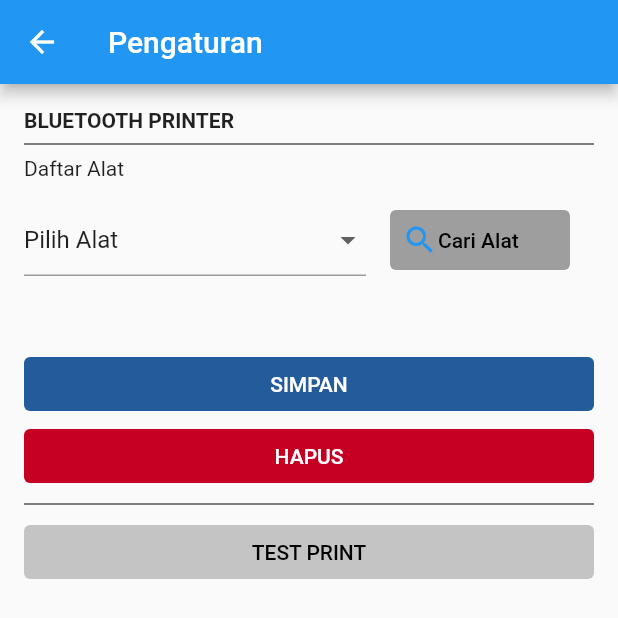
After one commit to imaldi/anipay_flutter, a Flutter app: the SettingScreen screen opened directly, on a phone screen of 412 x 824 dp. The commit adds this screen. Shown: the top 618 px of the screen. Run offline on Flutter 3.47's test engine with Material 2 defaults, Android fonts, the phone set to English and light mode, and no system bars.

Commit message:
done untill setting screen view

```diff
--- /dev/null
+++ b/lib/data_layer/consts/color_consts.dart
@@ -0,0 +1,17 @@
+import 'package:flutter/material.dart';
+
+const Color primaryColor = Color(0xFF21A0D4);
+const Color accentColor = Color(0xFF8BDDFF);
+const Color primaryRed = Color(0xFFC50022);
+const Color primaryLightGrey = Color(0xFFE7E7E7);
+const Color primaryGrey = Color(0xFFC4C4C4);
+const Color primaryDarkGrey = Color(0xFF929090);
+const Color primaryBlue = Color(0xFF6A8ADD);
+const Color primaryDarkBlue = Color(0xFF245B9B);
+const Color primaryTeal = Color(0xFF249B94);
+const Color primaryGreen = Color(0xFF9EC587);
+const Color primaryPink = Color(0xFFE4857F);
+const Color primaryPurple = Color(0xFFE246A4);
+const Color primaryCream = Color(0xFFE7C31);
+const Color primaryBrown = Color(0xFFCE7C31);
+// const Color = Color(0xFF);
--- /dev/null
+++ b/lib/logic_layer/functions/function_types.dart
@@ -0,0 +1,10 @@
+typedef DropdownTextClosure<T> = String Function(T v);
+typedef OnChangedDropdownClosure<T> = void Function(T? v);
+typedef DefaultEmptyClosure = void Function();
+typedef DefaultEmptyClosureWithParam<T> = void Function(T v);
+// typedef SelectorType<R,T> = R Function(T v);
+// typedef
+
+final DropdownTextClosure<String> giveStringValue = (String value) => value;
+final DefaultEmptyClosureWithParam<int> giveEmptyIntegerClosure = (int v) {};
+// SelectorType<R,T> something = R select<T, R>(R Function(T) selector);
--- /dev/null
+++ b/lib/logic_layer/navigation_helper.dart
@@ -0,0 +1,17 @@
+import 'package:flutter/material.dart';
+
+Future navigateRemoveUntil(BuildContext context, Widget widget) async {
+  return Navigator.pushAndRemoveUntil(context, MaterialPageRoute(builder: (context) => widget), (route) => false);
+}
+
+Future navigateTo(BuildContext context, Widget widget) async {
+  return Navigator.push(context, MaterialPageRoute(builder: (context) => widget));
+}
+
+Future pushReplacement(BuildContext context, Widget widget) async {
+  return Navigator.pushReplacement(context, MaterialPageRoute(builder: (context) => widget));
+}
+
+Future navigatorPop(BuildContext context) async {
+  return Navigator.of(context).pop();
+}
--- a/lib/main.dart
+++ b/lib/main.dart
@@ -1,4 +1,4 @@
-import 'package:anipay_flutter/splash_screen.dart';
+import 'package:anipay_flutter/presentation_layer/screens/splash_screen.dart';
 import 'package:flutter/material.dart';
 
 void main() {
--- a/lib/home_screen.dart
+++ b/lib/presentation_layer/screens/home_screen.dart
@@ -1,5 +1,7 @@
-import 'package:anipay_flutter/lainnya_screen.dart';
-import 'package:anipay_flutter/size_const.dart';
+import 'package:anipay_flutter/logic_layer/navigation_helper.dart';
+import 'package:anipay_flutter/presentation_layer/screens/lainnya_screen.dart';
+import 'package:anipay_flutter/data_layer/size_const.dart';
+import 'package:anipay_flutter/presentation_layer/screens/settings_screen.dart';
 import 'package:flutter/material.dart';
 
 class HomeScreen extends StatefulWidget {
@@ -67,6 +69,7 @@ class _HomeScreenState extends State<HomeScreen> {
               leading: Icon(Icons.settings),
               title: const Text('Pengaturan'),
               onTap: () {
+                navigateTo(context, SettingScreen());
                 // Update the state of the app.
                 // ...
               },
--- a/lib/lainnya_screen.dart
+++ b/lib/presentation_layer/screens/lainnya_screen.dart
@@ -1,4 +1,4 @@
-import 'package:anipay_flutter/size_const.dart';
+import 'package:anipay_flutter/data_layer/size_const.dart';
 import 'package:flutter/material.dart';
 
 class LainnyaScreen extends StatefulWidget {
@@ -82,7 +82,10 @@ class _LainnyaScreenState extends State<LainnyaScreen> {
                     child: Column(
                       children: [
                         Icon(Icons.local_hospital),
-                        Text("BPJS KESEHATAN"),
+                        Text(
+                          "BPJS KESEHATAN",
+                          textAlign: TextAlign.center,
+                        ),
                       ],
                     ),
                   ),
@@ -144,7 +147,10 @@ class _LainnyaScreenState extends State<LainnyaScreen> {
                     child: Column(
                       children: [
                         Icon(Icons.tv),
-                        Text("TV BERLANGGANAN"),
+                        Text(
+                          "TV BERLANGGANAN",
+                          textAlign: TextAlign.center,
+                        ),
                       ],
                     ),
                   ),
--- a/lib/login_screen.dart
+++ b/lib/presentation_layer/screens/login_screen.dart
@@ -1,5 +1,5 @@
-import 'package:anipay_flutter/home_screen.dart';
-import 'package:anipay_flutter/size_const.dart';
+import 'package:anipay_flutter/presentation_layer/screens/home_screen.dart';
+import 'package:anipay_flutter/data_layer/size_const.dart';
 import 'package:flutter/material.dart';
 import 'package:flutter/widgets.dart';
 
--- /dev/null
+++ b/lib/presentation_layer/screens/settings_screen.dart
@@ -0,0 +1,140 @@
+import 'package:anipay_flutter/data_layer/consts/color_consts.dart';
+import 'package:anipay_flutter/data_layer/size_const.dart';
+import 'package:anipay_flutter/logic_layer/functions/function_types.dart';
+import 'package:anipay_flutter/presentation_layer/widgets/my_dropdown_button.dart';
+import 'package:flutter/material.dart';
+
+class SettingScreen extends StatefulWidget {
+  const SettingScreen({Key? key}) : super(key: key);
+
+  @override
+  _SettingScreenState createState() => _SettingScreenState();
+}
+
+class _SettingScreenState extends State<SettingScreen> {
+  var itemDropdownValues = ["Pilih Alat", "Alat A", "Alat B", "Alat C"];
+  String selectedItem = "";
+  @override
+  void initState() {
+    selectedItem = itemDropdownValues[0];
+    super.initState();
+  }
+
+  @override
+  Widget build(BuildContext context) {
+    return Scaffold(
+        appBar: AppBar(
+          title: Text("Pengaturan"),
+          actions: [Container()],
+        ),
+        body: SafeArea(
+          child: Container(
+            padding: EdgeInsets.all(size_medium),
+            child: Column(
+              crossAxisAlignment: CrossAxisAlignment.start,
+              children: [
+                Text(
+                  "BLUETOOTH PRINTER",
+                  style: TextStyle(fontWeight: FontWeight.bold),
+                ),
+                Divider(
+                  color: Colors.black,
+                ),
+                Text("Daftar Alat"),
+                Row(
+                  children: [
+                    Expanded(
+                      flex: 3,
+                      child: MyDropdownButton(
+                        itemDropdownValues,
+                        giveStringValue,
+                        isEnabled: true,
+                        value: selectedItem,
+                        onItemTapped: (value) {
+                          selectedItem = value;
+                        },
+                      ),
+                    ),
+                    Expanded(
+                      flex: 2,
+                      child: Container(
+                        padding: EdgeInsets.all(size_medium),
+                        child: TextButton(
+                          style: ButtonStyle(
+                            backgroundColor: MaterialStateProperty.all<Color>(Colors.grey),
+                          ),
+                          onPressed: () {},
+                          child: Row(
+                            children: [
+                              Icon(Icons.search),
+                              Text(
+                                "Cari Alat",
+                                style: TextStyle(color: Colors.black),
+                              ),
+                            ],
+                          ),
+                        ),
+                      ),
+                    )
+                  ],
+                ),
+                SizedBox(
+                  height: size_huge,
+                ),
+                Row(
+                  children: [
+                    Expanded(
+                      child: TextButton(
+                        style: ButtonStyle(
+                          backgroundColor: MaterialStateProperty.all<Color>(primaryDarkBlue),
+                        ),
+                        onPressed: () {},
+                        child: Text(
+                          "SIMPAN",
+                          style: TextStyle(color: Colors.white),
+                        ),
+                      ),
+                    ),
+                  ],
+                ),
+                Row(
+                  children: [
+                    Expanded(
+                      child: TextButton(
+                        style: ButtonStyle(
+                          backgroundColor: MaterialStateProperty.all<Color>(primaryRed),
+                        ),
+                        onPressed: () {},
+                        child: Text(
+                          "HAPUS",
+                          style: TextStyle(color: Colors.white),
+                        ),
+                      ),
+                    ),
+                  ],
+                ),
+                Divider(
+                  color: Colors.black,
+                ),
+                Row(
+                  children: [
+                    Expanded(
+                      child: TextButton(
+                        style: ButtonStyle(
+                          backgroundColor: MaterialStateProperty.all<Color>(primaryGrey),
+                        ),
+                        onPressed: () {},
+                        child: Text(
+                          "TEST PRINT",
+                          style: TextStyle(color: Colors.black),
+                        ),
+                      ),
+                    ),
+                  ],
+                ),
+              ],
+            ),
+          ),
+        ));
+  }
+}
--- a/lib/splash_screen.dart
+++ b/lib/presentation_layer/screens/splash_screen.dart
@@ -3,7 +3,7 @@ import 'package:flutter/material.dart';
 import 'package:flutter/widgets.dart';
 
 import 'login_screen.dart';
-import 'main.dart';
+import '../../main.dart';
 
 class SplashScreen extends StatefulWidget {
   const SplashScreen({Key? key}) : super(key: key);
--- /dev/null
+++ b/lib/presentation_layer/widgets/my_dropdown_button.dart
@@ -0,0 +1,78 @@
+import 'package:anipay_flutter/logic_layer/functions/function_types.dart';
+import 'package:flutter/material.dart';
+
+class MyDropdownButton<T> extends StatefulWidget {
+  MyDropdownButton(this.values, this.textValue,
+      {Key? key,
+      this.onChanged,
+      this.onItemTapped,
+      this.isEnabled = false,
+      this.value,
+      this.validator,
+      this.formKey,
+      this.textInCenter = false})
+      : super(key: key);
+
+  // Function defaultOnItemTapped;
+  final List<T> values;
+  final DropdownTextClosure<T> textValue;
+  final OnChangedDropdownClosure<T>? onChanged;
+  final bool isEnabled;
+  Function(dynamic)? onItemTapped;
+  final dynamic value;
+  String? Function(dynamic value)? validator;
+  Key? formKey;
+  bool? textInCenter;
+
+  // final DropdownButton<T> myDropdownButton;
+
+  @override
+  _MyDropdownButtonState createState() => _MyDropdownButtonState<T>();
+}
+
+class _MyDropdownButtonState<T> extends State<MyDropdownButton<T>> {
+  // T? get selectedValue => widget.values[0];
+  dynamic selectedValue;
+  DropdownButtonFormField<T> _myDropdownButton<T>(
+    List<T> values,
+    DropdownTextClosure<T> textValue,
+  ) {
+    // int index = ;
+    List<DropdownMenuItem<T>>? itemms = values.map((T e) {
+      return DropdownMenuItem(
+          onTap: (values.indexOf(e) != 0 && widget.onItemTapped != null)
+              ? () {
+                  setState(() {
+                    selectedValue = e;
+                    widget.onItemTapped!(e);
+                  });
+                }
+              : null,
+          value: e,
+          child: widget.textInCenter ?? false ? Center(child: Text(textValue(e))) : Text(textValue(e)));
+    }).toList();
+    return DropdownButtonFormField<T>(
+      items: itemms,
+      isExpanded: true,
+      // value: values[],
+      value: selectedValue ?? widget.value,
+      // style: TextStyle(),
+      autovalidateMode: AutovalidateMode.onUserInteraction,
+      // values.first,
+
+      onChanged: widget.isEnabled
+          ? (obj) {
+              // if (values.indexOf(obj!) > 0) {
+              //   onChanged(obj);
+              // }
+            }
+          : null,
+      validator: widget.validator,
+    );
+  }
+
+  @override
+  Widget build(BuildContext context) {
+    return Form(key: widget.formKey, child: _myDropdownButton<T>(widget.values, widget.textValue));
+  }
+}
```
Also changed, not shown: lib/data_layer/size_const.dart (renamed from lib/size_const.dart), lib/presentation_layer/screens/call_us_screen.dart (added).
